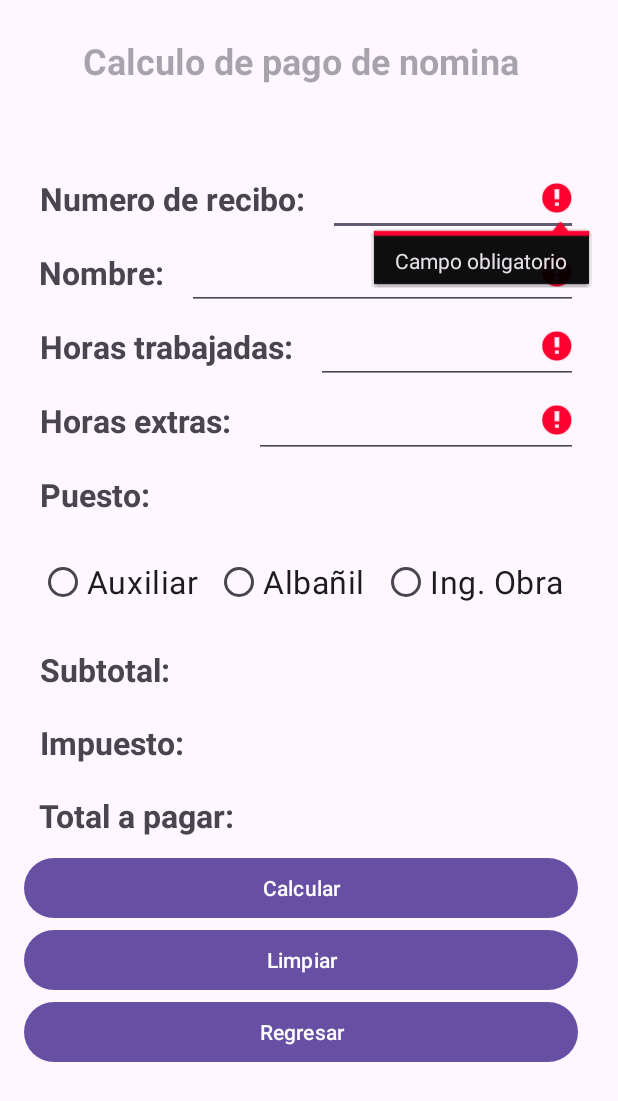
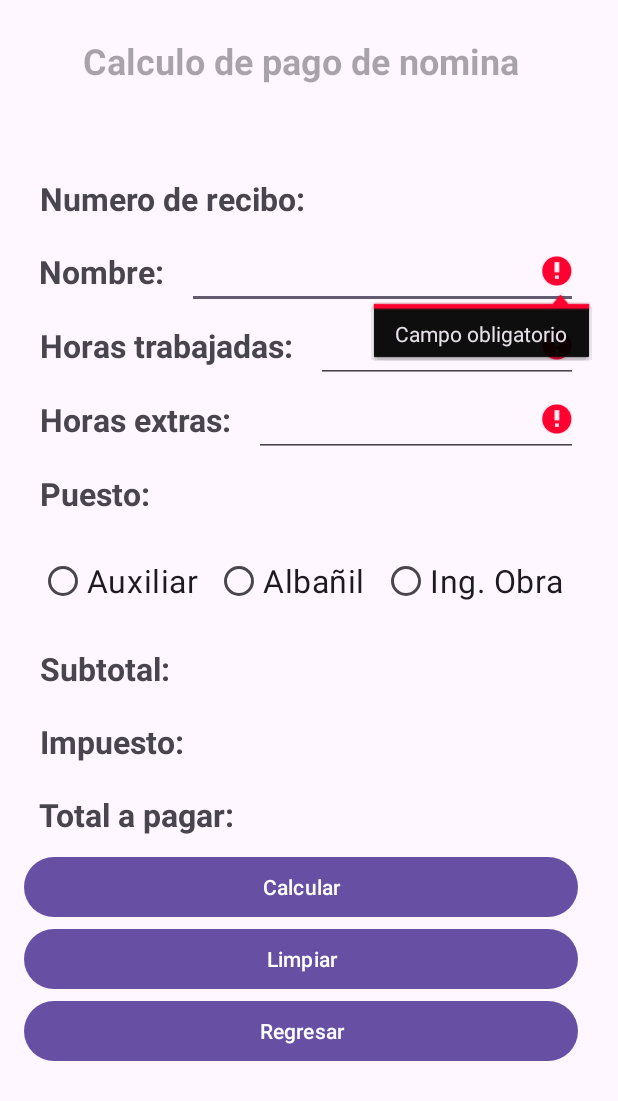
Before and after one commit to VictorDony21/PracticaPreJava, an Android app: the ReciboNominaActivity screen opened directly, with no data from a screen before it, after a tap on "Calcular", on a phone screen of 412 x 824 dp. Shown: the top 1101 px of the screen. Run offline under Robolectric (Android 15) with nearby library versions, the phone set to English and light mode, and no system bars.

Commit message:
Correcciones de calculos y diseño

```diff
--- a/app/src/main/java/com/example/practicaprejava/ReciboNominaActivity.java
+++ b/app/src/main/java/com/example/practicaprejava/ReciboNominaActivity.java
@@ -13,13 +13,15 @@ import android.widget.Toast;
 import androidx.appcompat.app.AlertDialog;
 import androidx.appcompat.app.AppCompatActivity;
 
+import java.util.Random;
+
 public class ReciboNominaActivity extends AppCompatActivity {
 
-    private EditText txtNumRecibo, txtNombre, txtHorasT, txtHorasE;
+    private EditText txtNombre, txtHorasT, txtHorasE;
     private Button btnCalcular, btnLimpiar, btnRegresar;
     private RadioGroup radioGroup;
     private RadioButton radioAuxiliar, radioAlbañil, radioIngObra;
-    private TextView lblUsuario, txtSubtotal, txtImpuesto, txtTotal;
+    private TextView txtNumRecibo, lblUsuario, txtSubtotal, txtImpuesto, txtTotal;
 
     @Override
     protected void onCreate(Bundle savedInstanceState) {
@@ -53,11 +55,14 @@ public class ReciboNominaActivity extends AppCompatActivity {
             lblUsuario.setText("Bienvenido " + usuario);
         }
 
+
+
         // Botón para calcular
         btnCalcular.setOnClickListener(new View.OnClickListener() {
             @Override
             public void onClick(View v) {
                 if (validarCampos()) {
+                    numRandom();
                     calcularNomina();
                 } else {
                     Toast.makeText(ReciboNominaActivity.this, "Por favor, completa todos los campos", Toast.LENGTH_SHORT).show();
@@ -84,10 +89,6 @@ public class ReciboNominaActivity extends AppCompatActivity {
 
     private boolean validarCampos() {
         boolean camposCompletos = true;
-        if (txtNumRecibo.getText().toString().isEmpty()) {
-            txtNumRecibo.setError("Campo obligatorio");
-            camposCompletos = false;
-        }
         if (txtNombre.getText().toString().isEmpty()) {
             txtNombre.setError("Campo obligatorio");
             camposCompletos = false;
@@ -119,6 +120,16 @@ public class ReciboNominaActivity extends AppCompatActivity {
         txtSubtotal.setText(String.valueOf(subtotal));
         txtImpuesto.setText(String.valueOf(impuesto));
         txtTotal.setText(String.valueOf(total));
+    }
+
+    public void numRandom() {
+        // Crear una instancia de la clase Random
+        Random random = new Random();
+
+        // Generar un número aleatorio entre 1 y 99999 (5 dígitos)
+        int numeroAleatorio = random.nextInt(99999) + 1;
+
+        txtNumRecibo.setText("" + numeroAleatorio);
     }
 
     private int obtenerPuestoSeleccionado() {
--- a/app/src/main/res/layout/activity_recibo_nomina.xml
+++ b/app/src/main/res/layout/activity_recibo_nomina.xml
@@ -57,13 +57,15 @@
                 android:textSize="21sp"
                 android:textStyle="bold" />
 
-            <EditText
+
+            <TextView
                 android:id="@+id/txtNumRecibo"
                 android:layout_width="match_parent"
                 android:layout_height="wrap_content"
                 android:textSize="21sp"
                 android:textStyle="bold"
-                android:inputType="number"/>
+                android:inputType="none"/>
+
 
         </LinearLayout>
 
@@ -112,7 +114,8 @@
                 android:layout_width="match_parent"
                 android:layout_height="wrap_content"
                 android:textSize="21sp"
-                android:textStyle="bold" />
+                android:textStyle="bold"
+                android:inputType="number"/>
 
         </LinearLayout>
 
```
Also changed, not shown: app/src/main/java/com/example/practicaprejava/ReciboNomina.java (+8 -6 lines).
